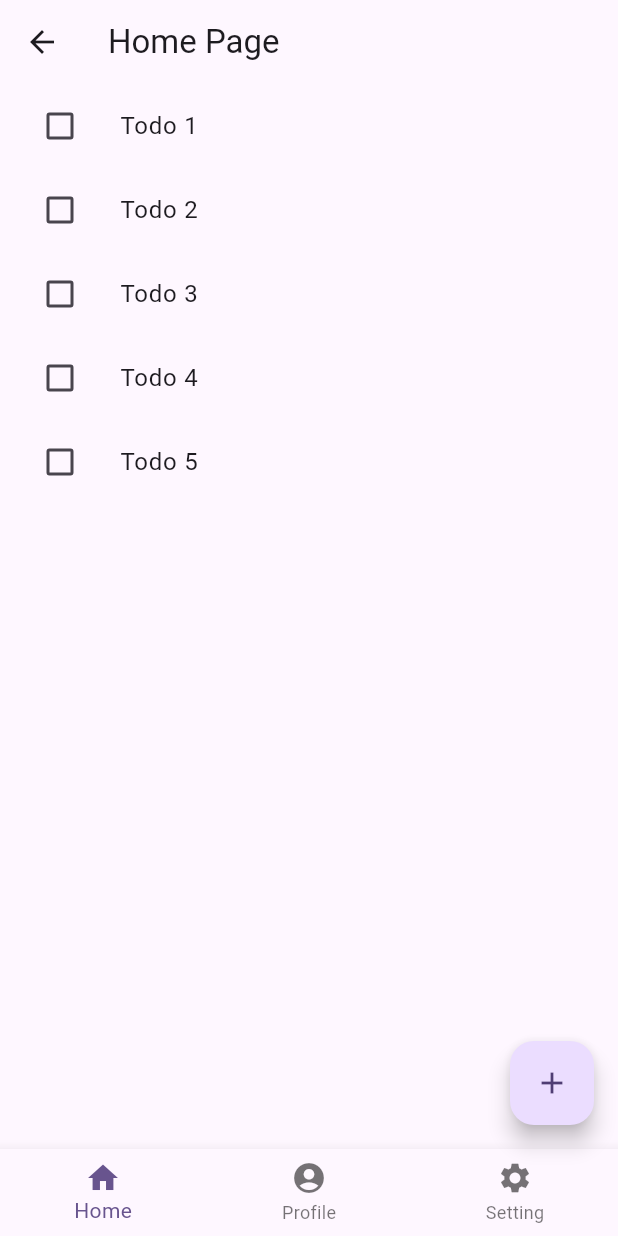
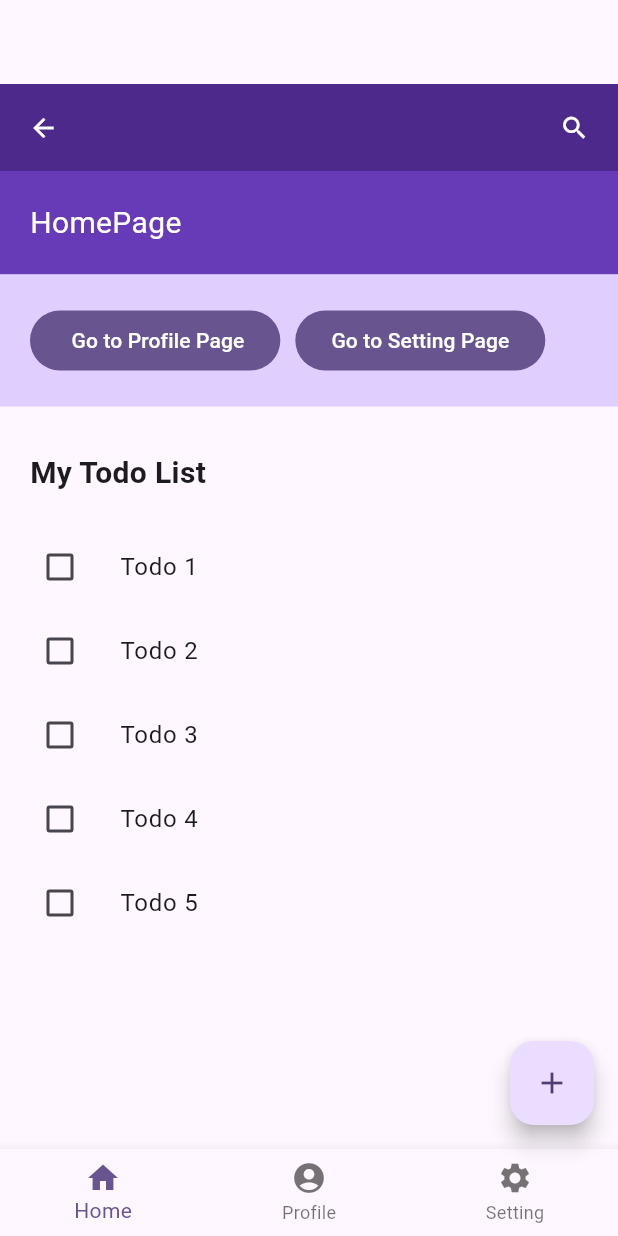
Before and after one commit to hengkidh/tugas_todo_list, a Flutter app: the HomePage screen opened by its route, on a phone screen of 412 x 824 dp. Run offline on Flutter 3.47's test engine with Material 3 defaults, Android fonts, the phone set to English and light mode, and no system bars.

Commit message:
add Profile and Setting pages with navigation from HomePage

```diff
--- a/lib/pages/homepage.dart
+++ b/lib/pages/homepage.dart
@@ -1,4 +1,9 @@
 import 'package:flutter/material.dart';
+import 'package:tugas_todo_list/pages/setting.dart';
+import 'package:tugas_todo_list/widgets/bottom_navigation_bar.dart';
+import 'package:tugas_todo_list/widgets/header.dart';
+
+import 'profile.dart';
 
 class HomePage extends StatefulWidget {
   const HomePage({super.key});
@@ -12,10 +17,64 @@ class _HomePageState extends State<HomePage> {
   Widget build(BuildContext context) {
     return Scaffold(
       appBar: AppBar(
-        title: const Text('Home Page'),
+        automaticallyImplyLeading: false,
+        // title: const Text('Home Page'),
       ),
       body: Center(
-        // todo list with checkbox
+        child: Column(
+          children: [
+            CustomHeader(
+              title: 'HomePage',
+            ),
+            Container(
+              color: const Color.fromARGB(255, 224, 206, 255),
+              child: Padding(
+                padding: const EdgeInsets.all(20),
+                child: Row(
+                  spacing: 10,
+                  children: [
+                    // Profile button
+                    FilledButton(
+                      onPressed: () {
+                        Navigator.of(context).push(MaterialPageRoute(
+                          builder: (context) => ProfilePage(),
+                        ));
+                      },
+                      child: const Text(' Go to Profile Page'),
+                    ),
+
+                    // Setting button
+                    FilledButton(
+                      onPressed: () {
+                        Navigator.of(context).push(MaterialPageRoute(
+                          builder: (context) => SettingPage(),
+                        ));
+                      },
+                      child: const Text('Go to Setting Page'),
+                    ),
+                  ],
+                ),
+              ),
+            ),
+            Expanded(
+              child: Padding(
+                padding: const EdgeInsets.only(top: 10),
+                child: Column(
+                  children: [
+                    Padding(
+                      padding: const EdgeInsets.all(20),
+                      child: Align(
+                        alignment: Alignment.centerLeft,
+                        child: Text(
+                          'My Todo List',
+                          style: TextStyle(
+                            fontSize: 20,
+                            fontWeight: FontWeight.bold,
+                          ),
+                        ),
+                      ),
+                    ),
+                    Expanded(
                       child: ListView.builder(
                         itemCount: 5,
                         itemBuilder: (context, index) {
@@ -29,28 +88,20 @@ class _HomePageState extends State<HomePage> {
                         },
                       ),
                     ),
+                  ],
+                ),
+              ),
+            ),
+          ],
+        ),
+      ),
       // add todo list
       floatingActionButton: FloatingActionButton(
         onPressed: () {},
         child: const Icon(Icons.add),
       ),
       // bottom navigation bar
-      bottomNavigationBar: BottomNavigationBar(
-        items: const <BottomNavigationBarItem>[
-          BottomNavigationBarItem(
-            icon: Icon(Icons.home),
-            label: 'Home',
-          ),
-          BottomNavigationBarItem(
-            icon: Icon(Icons.account_circle),
-            label: 'Profile',
-          ),
-          BottomNavigationBarItem(
-            icon: Icon(Icons.settings),
-            label: 'Setting',
-          ),
-        ],
-      ),
+      bottomNavigationBar: const CustomBottomNavigationBar(),
     );
   }
 }
```
Also changed, not shown: lib/pages/profile.dart (added, +82 -0 lines), lib/pages/setting.dart (added, +66 -0 lines). Lines whose indentation alone changed are shown as unchanged.
